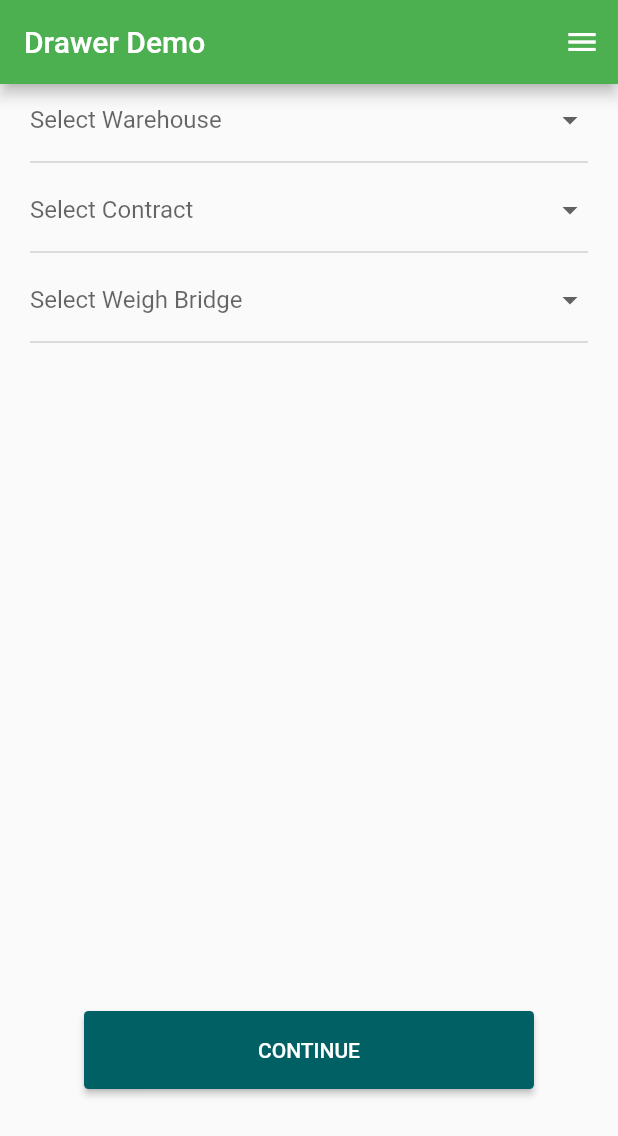
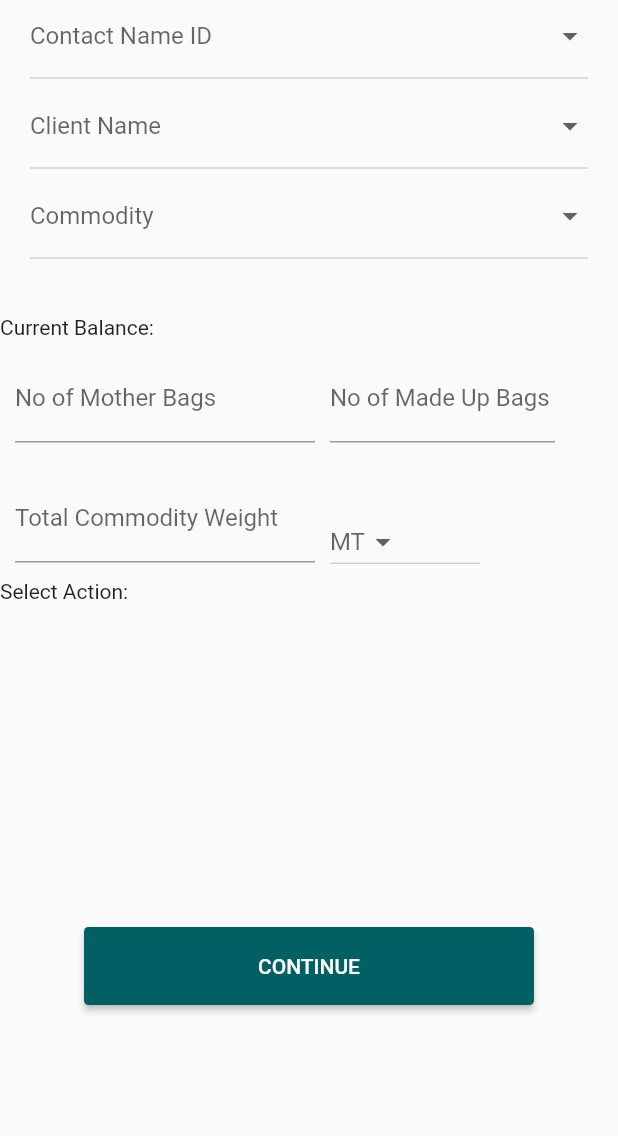
Before and after one commit to panchakarlavishnendra/Bluetooth, a Flutter app: the screen it shows after launch, on a phone screen of 412 x 824 dp. Shown: the top 1136 px of the screen. Run offline on Flutter 3.47's test engine with Material 2 defaults, Android fonts, the phone set to English and light mode, and no system bars; our stand-ins replace camera, flutter_bluetooth_serial, group_radio_button, image_picker, location, pin_code_fields; missing offline and left inert: geocoder.

Commit message:
added contact screen.

```diff
--- a/lib/main.dart
+++ b/lib/main.dart
@@ -1,5 +1,6 @@
 import 'package:camera/camera.dart';
 import 'package:flutter/material.dart';
+import 'package:flutter_bluetooth/screens/ContactSummary.dart';
 import 'package:flutter_bluetooth/screens/SelectWarehouseContactScreen.dart';
 import 'package:flutter_bluetooth/screens/camera.dart';
 import 'package:flutter_bluetooth/screens/mainpage.dart';
@@ -26,7 +27,7 @@ class MyApp extends StatelessWidget {
         primarySwatch: Colors.green,
         visualDensity: VisualDensity.adaptivePlatformDensity,
       ),
-      home: SelectWarehouseContacts(),
+      home: ContactSummary(),
       // routes: {
       //   '/LaunchScreen': (BuildContext context) => new MainPage(),
       // },
--- /dev/null
+++ b/lib/screens/ContactSummary.dart
@@ -0,0 +1,253 @@
+import 'dart:ui';
+
+import 'package:flutter/material.dart';
+import 'package:flutter/services.dart';
+
+
+
+class ContactSummary extends StatefulWidget {
+
+  ContactSummary({Key key}) : super(key: key);
+  @override
+  _ContactSummary createState() => new _ContactSummary();
+}
+
+class _ContactSummary extends State<ContactSummary> {
+
+  List<String> _locations = ['A', 'B', 'C', 'D'];
+  String _selectedLocation;
+
+  final GlobalKey<ScaffoldState> _scaffoldKey = GlobalKey<ScaffoldState>();
+
+  void _openEndDrawer() {
+    _scaffoldKey.currentState.openEndDrawer();
+  }
+
+  void _closeEndDrawer() {
+    Navigator.of(context).pop();
+  }
+
+  @override
+  Widget build(BuildContext context) {
+    return Scaffold(
+        key: _scaffoldKey,
+
+        body: Column(
+            children: <Widget>[
+              Container(
+                height: MediaQuery.of(context).size.height*0.75,
+                width:MediaQuery.of(context).size.width*1,
+                child: ListView(
+                    children: <Widget>[
+                      Padding(
+                        padding: EdgeInsets.symmetric(horizontal: 20),
+                        child: Container(
+                          height: 60,
+                          width:MediaQuery.of(context).size.width*0.85,
+                          child: DropdownButton(
+                            hint: Text(
+                                'Contact Name ID'), // Not necessary for Option 1
+                            value: _selectedLocation,
+                            isExpanded: true,
+                            onChanged: (newValue) {
+                              setState(() {
+                                _selectedLocation = newValue;
+                              });
+                            },
+                            items: _locations.map((location) {
+                              return DropdownMenuItem(
+                                child: new Text(location),
+                                value: location,
+                              );
+                            }).toList(),
+                          ),
+                        ),
+                      ),
+                      Padding(
+                        padding: EdgeInsets.symmetric(horizontal: 20),
+                        child: Container(
+                          height: 60,
+                          width:MediaQuery.of(context).size.width*0.85,
+                          child: DropdownButton(
+                            hint: Text(
+                                'Client Name'), // Not necessary for Option 1
+                            value: _selectedLocation,
+                            isExpanded: true,
+                            onChanged: (newValue) {
+                              setState(() {
+                                _selectedLocation = newValue;
+                              });
+                            },
+                            items: _locations.map((location) {
+                              return DropdownMenuItem(
+                                child: new Text(location),
+                                value: location,
+                              );
+                            }).toList(),
+                          ),
+                        ),
+                      ),
+                      Padding(
+                        padding: EdgeInsets.symmetric(horizontal: 20),
+                        child: Container(
+                          height: 60,
+                          width:MediaQuery.of(context).size.width*0.85,
+                          child: DropdownButton(
+                            hint: Text(
+                                'Commodity'), // Not necessary for Option 1
+                            value: _selectedLocation,
+                            isExpanded: true,
+                            onChanged: (newValue) {
+                              setState(() {
+                                _selectedLocation = newValue;
+                              });
+                            },
+                            items: _locations.map((location) {
+                              return DropdownMenuItem(
+                                child: new Text(location),
+                                value: location,
+                              );
+                            }).toList(),
+                          ),
+                        ),
+                      ),
+                      SizedBox(height: 30),
+                      Text("Current Balance:"),
+                      Row(
+                        children: <Widget>[
+                          Padding(
+                            padding: const EdgeInsets.only(left: 10, top: 10),
+                            child: Column(
+                              children: <Widget>[
+                                Container(
+                                    height: 70,
+                                    width: 200,
+                                    child: new Theme(
+                                      data: new ThemeData(
+                                        primaryColor: Colors.black,
+                                        primaryColorDark: Colors.black,
+                                      ),
+                                      child: new TextField(
+                                        decoration: InputDecoration(
+                                            labelText: 'No of Mother Bags'),
+                                        keyboardType: TextInputType.number,
+                                        inputFormatters: <TextInputFormatter>[
+                                          FilteringTextInputFormatter.digitsOnly
+                                        ],
+                                      ),
+                                    )),
+                              ],
+                            ),
+                          ),
+                          Padding(
+                            padding: const EdgeInsets.only(left: 10, top: 10),
+                            child: Column(
+                              children: <Widget>[
+                                Container(
+                                    height: 70,
+                                    width: 150,
+                                    child: new Theme(
+                                      data: new ThemeData(
+                                        primaryColor: Colors.black,
+                                        primaryColorDark: Colors.black,
+                                      ),
+                                      child: new TextField(
+                                        decoration: InputDecoration(
+                                            labelText: 'No of Made Up Bags'),
+                                        keyboardType: TextInputType.number,
+                                        inputFormatters: <TextInputFormatter>[
+                                          FilteringTextInputFormatter.digitsOnly
+                                        ],
+                                      ),
+                                    )),
+                              ],
+                            ),
+                          ),
+
+                        ],
+                      ),
+                      Row(
+                        children: <Widget>[
+                          Padding(
+                            padding: const EdgeInsets.only(left: 10, top: 10),
+                            child: Column(
+                              children: <Widget>[
+                                Container(
+                                    height: 70,
+                                    width: 200,
+                                    child: new Theme(
+                                      data: new ThemeData(
+                                        primaryColor: Colors.black,
+                                        primaryColorDark: Colors.black,
+                                      ),
+                                      child: new TextField(
+                                        decoration: InputDecoration(
+                                            labelText: 'Total Commodity Weight'),
+                                        keyboardType: TextInputType.number,
+                                        inputFormatters: <TextInputFormatter>[
+                                          FilteringTextInputFormatter.digitsOnly
+                                        ],
+                                      ),
+                                    )),
+                              ],
+                            ),
+                          ),
+                          Padding(
+                            padding: const EdgeInsets.only(left: 10, top: 30.0),
+                            child: Container(
+                              height: 45,
+                              width: 100,
+
+                              child: DropdownButton(
+                                hint: Text('MT'), // Not necessary for Option 1
+                                value: _selectedLocation,
+                                onChanged: (newValue) {
+                                  setState(() {
+                                    _selectedLocation = newValue;
+                                  });
+                                },
+                                items: _locations.map((location) {
+                                  return DropdownMenuItem(
+                                    child: new Text(location),
+                                    value: location,
+                                  );
+                                }).toList(),
+                              ),
+                            ),
+                          ),
+
+
+                        ],
+                      ),
+                      SizedBox(),
+                      Text("Select Action:"),
+                    ]
+
+                ),
+
+
+
+              ),
+              RaisedButton(
+
+                shape: RoundedRectangleBorder(
+                  borderRadius: BorderRadius.circular(3.0),
+                ),
+                onPressed: () {},
+                color: Colors.cyan[900],
+                textColor: Colors.white,
+                child: Padding(
+                  padding: const EdgeInsets.only(left:100, right: 100, top: 18, bottom: 18),
+                  child: Text("Continue".toUpperCase(),
+                      style: TextStyle(fontSize: 14)),
+                ),
+              )
+            ]
+
+        ),
+
+    );
+
+  }
+
+}
--- a/lib/screens/SelectWarehouseContactScreen.dart
+++ b/lib/screens/SelectWarehouseContactScreen.dart
@@ -1,3 +1,5 @@
+import 'dart:ui';
+
 import 'package:flutter/material.dart';
 
 
@@ -14,115 +16,6 @@ class _SelectWarehouseContacts extends State<SelectWarehouseContacts> {
   List<String> _locations = ['A', 'B', 'C', 'D'];
   String _selectedLocation;
 
-  // @override
-  // Widget build(BuildContext context) {
-  //   return Scaffold(
-  //     appBar: AppBar(title: Text("Select Warehouse & Contacts"),backgroundColor: Colors.green[800],),
-    //   body:Column(
-    //     children: <Widget>[
-    // Container(
-    //   height: MediaQuery.of(context).size.height*0.75,
-    //   width:MediaQuery.of(context).size.width*1,
-    //       child: ListView(
-    //           children: <Widget>[
-    //        Padding(
-    //         padding: EdgeInsets.symmetric(horizontal: 20),
-    //         child: Container(
-    //           height: 60,
-    //             width:MediaQuery.of(context).size.width*0.85,
-    //           child: DropdownButton(
-    //             hint: Text(
-    //                 'Select Warehouse'), // Not necessary for Option 1
-    //             value: _selectedLocation,
-    //             isExpanded: true,
-    //             onChanged: (newValue) {
-    //               setState(() {
-    //                 _selectedLocation = newValue;
-    //               });
-    //             },
-    //             items: _locations.map((location) {
-    //               return DropdownMenuItem(
-    //                 child: new Text(location),
-    //                 value: location,
-    //               );
-    //             }).toList(),
-    //           ),
-    //         ),
-    //       ),
-    //             Padding(
-    //               padding: EdgeInsets.symmetric(horizontal: 20),
-    //               child: Container(
-    //                 height: 60,
-    //                 width:MediaQuery.of(context).size.width*0.85,
-    //                 child: DropdownButton(
-    //                   hint: Text(
-    //                       'Select Contract'), // Not necessary for Option 1
-    //                   value: _selectedLocation,
-    //                   isExpanded: true,
-    //                   onChanged: (newValue) {
-    //                     setState(() {
-    //                       _selectedLocation = newValue;
-    //                     });
-    //                   },
-    //                   items: _locations.map((location) {
-    //                     return DropdownMenuItem(
-    //                       child: new Text(location),
-    //                       value: location,
-    //                     );
-    //                   }).toList(),
-    //                 ),
-    //               ),
-    //             ),
-    //             Padding(
-    //               padding: EdgeInsets.symmetric(horizontal: 20),
-    //               child: Container(
-    //                 height: 60,
-    //                 width:MediaQuery.of(context).size.width*0.85,
-    //                 child: DropdownButton(
-    //                   hint: Text(
-    //                       'Select Weigh Bridge'), // Not necessary for Option 1
-    //                   value: _selectedLocation,
-    //                   isExpanded: true,
-    //                   onChanged: (newValue) {
-    //                     setState(() {
-    //                       _selectedLocation = newValue;
-    //                     });
-    //                   },
-    //                   items: _locations.map((location) {
-    //                     return DropdownMenuItem(
-    //                       child: new Text(location),
-    //                       value: location,
-    //                     );
-    //                   }).toList(),
-    //                 ),
-    //               ),
-    //             ),
-    //             SizedBox(height: 30),
-    //
-    //     ]
-    //
-    //     ),
-    //
-    //
-    //
-    //   ),
-    //   RaisedButton(
-    //
-    //     shape: RoundedRectangleBorder(
-    //         borderRadius: BorderRadius.circular(3.0),
-    //        ),
-    //     onPressed: () {},
-    //     color: Colors.cyan[900],
-    //     textColor: Colors.white,
-    //     child: Padding(
-    //       padding: const EdgeInsets.only(left:100, right: 100, top: 18, bottom: 18),
-    //       child: Text("Continue".toUpperCase(),
-    //           style: TextStyle(fontSize: 14)),
-    //     ),
-    //   )
-    // ]
-    //
-    // )
         final GlobalKey<ScaffoldState> _scaffoldKey = GlobalKey<ScaffoldState>();
 
     void _openEndDrawer() {
@@ -243,23 +136,39 @@ class _SelectWarehouseContacts extends State<SelectWarehouseContacts> {
             ]
 
         ),
-        endDrawer: Drawer(
-        child: Center(
-        child: Column(
-        mainAxisAlignment: MainAxisAlignment.center,
-        children: <Widget>[
-          const Text('This is the Drawer'),
-          ElevatedButton(
-            onPressed: _closeEndDrawer,
-            child: const Text('Close Drawer'),
-          ),
-        ],
-      ),
-      ),
-      ),
+        endDrawer: sideNav()
+
+
+
       // Disable opening the end drawer with a swipe gesture.
-      endDrawerEnableOpenDragGesture: false,
+      // endDrawerEnableOpenDragGesture: false
       );
 
   }
+  Drawer sideNav(){
+    return Drawer(
+        child: Stack(
+            children: <Widget> [
+
+
+
+
+        //first child be the blur background
+        BackdropFilter(
+        filter: ImageFilter.blur(sigmaX: 0, sigmaY: 0), //this is dependent on the import statment above
+        child: Container(
+            decoration: BoxDecoration(color: Colors.black87.withOpacity(0.8))
+        )
+    ),
+    ListView(
+    padding: EdgeInsets.zero,
+    children: <Widget>[
+      Icon(Icons.close, color: Colors.white)
+
+    ]
+    )
+    ]
+    )
+    );
+  }
 }
```
